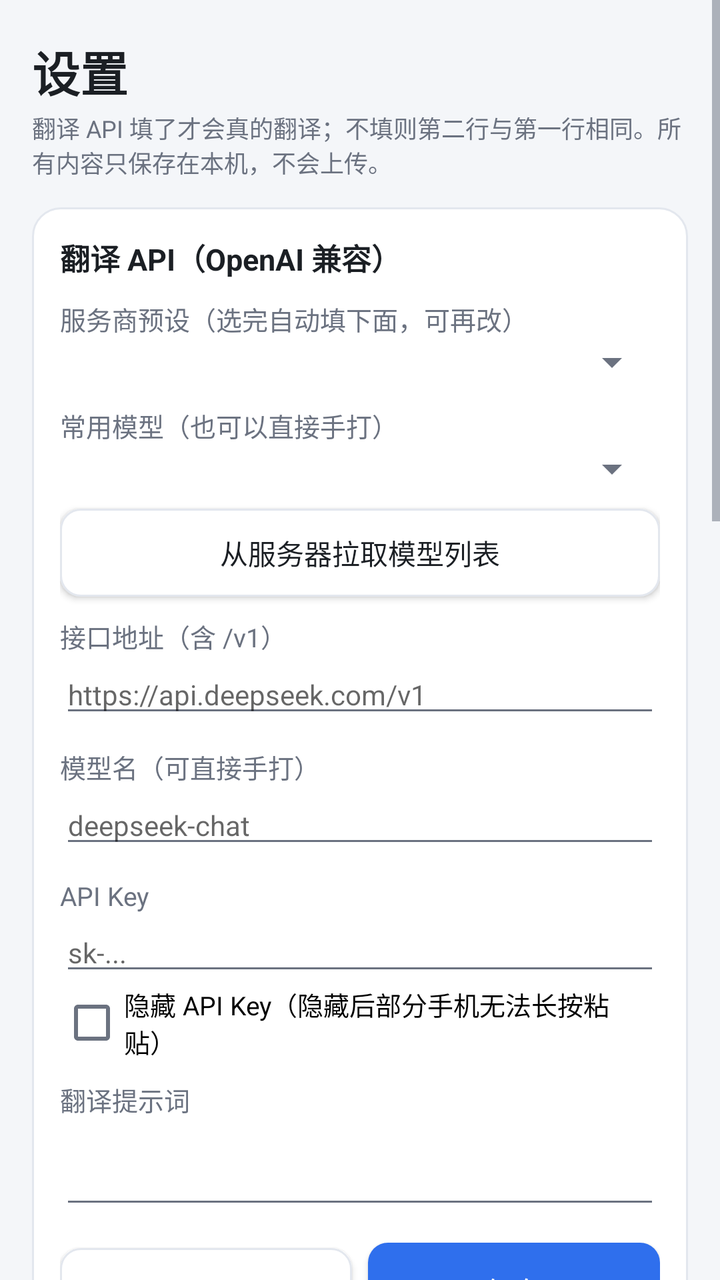
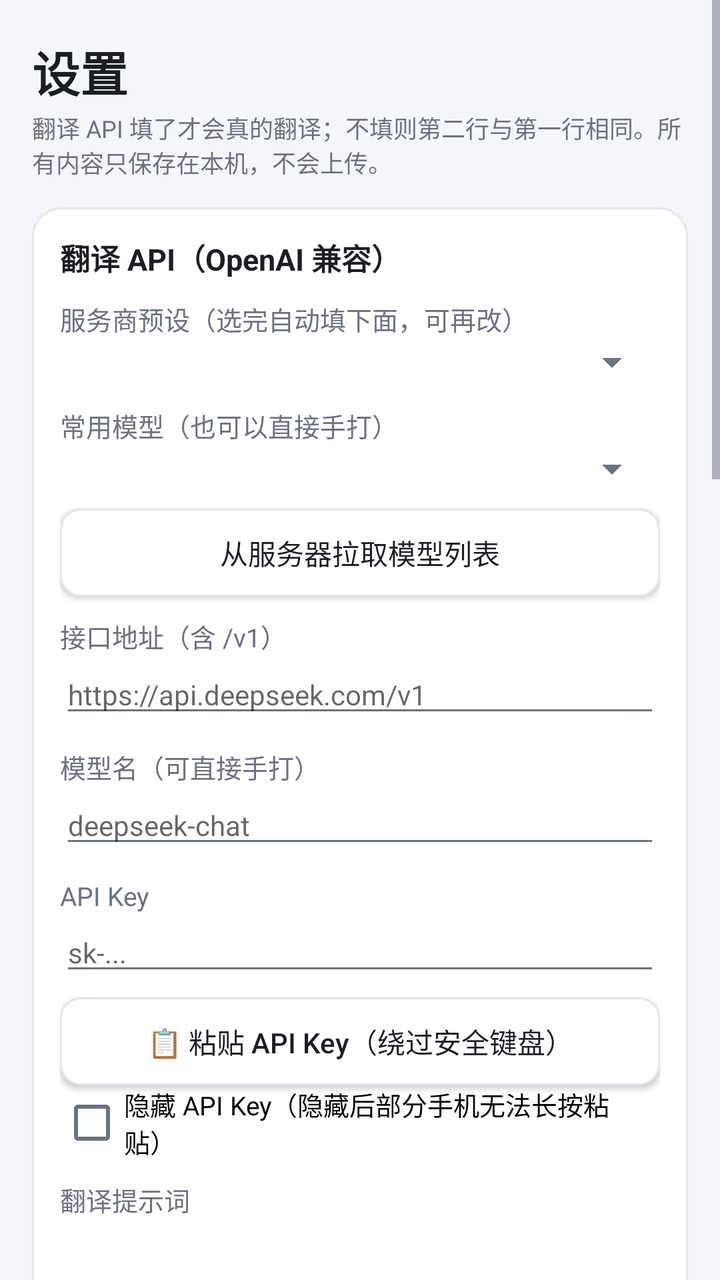

Two renders of the same Android screen: before a commit and after it. Below are the layout's source before the change and the commit's diff.
<!-- AndroidManifest.xml: application theme AppTheme -->
<!-- res/layout/activity_settings.xml -->
<?xml version="1.0" encoding="utf-8"?>
<ScrollView xmlns:android="http://schemas.android.com/apk/res/android"
    android:layout_width="match_parent"
    android:layout_height="match_parent"
    android:fillViewport="true">

    <LinearLayout
        android:layout_width="match_parent"
        android:layout_height="wrap_content"
        android:orientation="vertical"
        android:paddingStart="16dp"
        android:paddingEnd="16dp"
        android:paddingTop="18dp"
        android:paddingBottom="20dp">

        <TextView
            android:layout_width="wrap_content"
            android:layout_height="wrap_content"
            android:text="@string/settings_title"
            android:textColor="@color/text_primary"
            android:textSize="24sp"
            android:textStyle="bold" />

        <TextView
            android:layout_width="match_parent"
            android:layout_height="wrap_content"
            android:layout_marginTop="2dp"
            android:text="@string/settings_hint"
            android:textColor="@color/text_secondary"
            android:textSize="12sp" />

        
        <LinearLayout
            android:layout_width="match_parent"
            android:layout_height="wrap_content"
            android:layout_marginTop="14dp"
            android:background="@drawable/bg_card"
            android:orientation="vertical"
            android:padding="14dp">

            <TextView
                style="@style/SectionTitle"
                android:layout_width="wrap_content"
                android:layout_height="wrap_content"
                android:text="@string/settings_section_mt" />

            <TextView
                style="@style/FieldLabel"
                android:layout_width="wrap_content"
                android:layout_height="wrap_content"
                android:text="@string/settings_provider" />

            <Spinner
                android:id="@+id/spProvider"
                android:layout_width="match_parent"
                android:layout_height="wrap_content" />

            <TextView
                style="@style/FieldLabel"
                android:layout_width="wrap_content"
                android:layout_height="wrap_content"
                android:text="@string/settings_mt_model_preset" />

            <Spinner
                android:id="@+id/spMtModel"
                android:layout_width="match_parent"
                android:layout_height="wrap_content" />

            <Button
                android:id="@+id/btnFetchModels"
                style="@style/SecondaryButton"
                android:layout_width="match_parent"
                android:layout_height="wrap_content"
                android:layout_marginTop="8dp"
                android:text="@string/settings_fetch_models" />

            <TextView
                style="@style/FieldLabel"
                android:layout_width="wrap_content"
                android:layout_height="wrap_content"
                android:text="@string/settings_base_url" />

            <EditText
                android:id="@+id/etBaseUrl"
                android:layout_width="match_parent"
                android:layout_height="wrap_content"
                android:hint="@string/hint_base_url"
                android:inputType="textUri"
                android:textSize="14sp" />

            <TextView
                style="@style/FieldLabel"
                android:layout_width="wrap_content"
                android:layout_height="wrap_content"
                android:text="@string/settings_model" />

            <EditText
                android:id="@+id/etModel"
                android:layout_width="match_parent"
                android:layout_height="wrap_content"
                android:hint="@string/hint_model"
                android:inputType="text"
                android:textSize="14sp" />

            <TextView
                style="@style/FieldLabel"
                android:layout_width="wrap_content"
                android:layout_height="wrap_content"
                android:text="@string/settings_api_key" />

            <EditText
                android:id="@+id/etApiKey"
                android:layout_width="match_parent"
                android:layout_height="wrap_content"
                android:hint="@string/hint_api_key"
                android:inputType="textVisiblePassword"
                android:textSize="14sp" />

            <CheckBox
                android:id="@+id/cbHideKey"
                android:layout_width="match_parent"
                android:layout_height="wrap_content"
                android:text="@string/settings_hide_key"
                android:textSize="13sp" />

            <TextView
                style="@style/FieldLabel"
                android:layout_width="wrap_content"
                android:layout_height="wrap_content"
                android:text="@string/settings_prompt" />

            <EditText
                android:id="@+id/etPrompt"
                android:layout_width="match_parent"
                android:layout_height="wrap_content"
                android:gravity="top"
                android:inputType="textMultiLine"
                android:minLines="2"
                android:textSize="13sp" />

            <LinearLayout
                android:layout_width="match_parent"
                android:layout_height="wrap_content"
                android:layout_marginTop="12dp"
                android:orientation="horizontal">

                <Button
                    android:id="@+id/btnTestMt"
                    style="@style/SecondaryButton"
                    android:layout_width="0dp"
                    android:layout_height="wrap_content"
                    android:layout_weight="1"
                    android:text="@string/settings_test" />

                <Button
                    android:id="@+id/btnSaveSettings"
                    style="@style/PrimaryButton"
                    android:layout_width="0dp"
                    android:layout_height="wrap_content"
                    android:layout_marginStart="8dp"
                    android:layout_weight="1"
                    android:text="@string/settings_save" />
            </LinearLayout>

            <TextView
                android:id="@+id/tvTestResult"
                android:layout_width="match_parent"
                android:layout_height="wrap_content"
                android:layout_marginTop="10dp"
                android:textColor="@color/text_secondary"
                android:textSize="12sp" />
        </LinearLayout>

        
        <LinearLayout
            android:layout_width="match_parent"
            android:layout_height="wrap_content"
            android:layout_marginTop="14dp"
            android:background="@drawable/bg_card"
            android:orientation="vertical"
            android:padding="14dp">

            <TextView
                style="@style/SectionTitle"
                android:layout_width="wrap_content"
                android:layout_height="wrap_content"
                android:text="@string/settings_section_asr" />

            <TextView
                style="@style/FieldLabel"
                android:layout_width="wrap_content"
                android:layout_height="wrap_content"
                android:text="@string/settings_asr_model" />

            <Spinner
                android:id="@+id/spAsrModel"
                android:layout_width="match_parent"
                android:layout_height="wrap_content" />

            <TextView
                style="@style/FieldLabel"
                android:layout_width="wrap_content"
                android:layout_height="wrap_content"
                android:text="@string/settings_asr_lang" />

            <Spinner
                android:id="@+id/spAsrLang"
                android:layout_width="match_parent"
                android:layout_height="wrap_content" />

            <TextView
                style="@style/FieldLabel"
                android:layout_width="wrap_content"
                android:layout_height="wrap_content"
                android:text="@string/settings_threads" />

            <Spinner
                android:id="@+id/spThreads"
                android:layout_width="match_parent"
                android:layout_height="wrap_content" />

            <CheckBox
                android:id="@+id/cbPartial"
                android:layout_width="match_parent"
                android:layout_height="wrap_content"
                android:layout_marginTop="10dp"
                android:text="@string/settings_partial"
                android:textSize="14sp" />

            <TextView
                android:layout_width="match_parent"
                android:layout_height="wrap_content"
                android:layout_marginTop="4dp"
                android:text="@string/settings_thermal_hint"
                android:textColor="@color/text_secondary"
                android:textSize="12sp" />
        </LinearLayout>

        
        <LinearLayout
            android:layout_width="match_parent"
            android:layout_height="wrap_content"
            android:layout_marginTop="14dp"
            android:background="@drawable/bg_card"
            android:orientation="vertical"
            android:padding="14dp">

            <TextView
                style="@style/SectionTitle"
                android:layout_width="wrap_content"
                android:layout_height="wrap_content"
                android:text="@string/settings_section_overlay" />

            <TextView
                style="@style/FieldLabel"
                android:layout_width="wrap_content"
                android:layout_height="wrap_content"
                android:text="@string/settings_font" />

            <Spinner
                android:id="@+id/spFont"
                android:layout_width="match_parent"
                android:layout_height="wrap_content" />

            <Button
                android:id="@+id/btnResetOverlay"
                style="@style/SecondaryButton"
                android:layout_width="match_parent"
                android:layout_height="wrap_content"
                android:layout_marginTop="12dp"
                android:text="@string/settings_reset_overlay" />

            <TextView
                android:layout_width="match_parent"
                android:layout_height="wrap_content"
                android:layout_marginTop="8dp"
                android:text="@string/settings_overlay_hint"
                android:textColor="@color/text_secondary"
                android:textSize="12sp" />
        </LinearLayout>

        
        <LinearLayout
            android:layout_width="match_parent"
            android:layout_height="wrap_content"
            android:layout_marginTop="14dp"
            android:background="@drawable/bg_card"
            android:orientation="vertical"
            android:padding="14dp">

            <TextView
                style="@style/SectionTitle"
                android:layout_width="wrap_content"
                android:layout_height="wrap_content"
                android:text="@string/settings_section_update" />

            <TextView
                style="@style/FieldLabel"
                android:layout_width="wrap_content"
                android:layout_height="wrap_content"
                android:text="@string/settings_update_url" />

            <EditText
                android:id="@+id/etUpdateUrl"
                android:layout_width="match_parent"
                android:layout_height="wrap_content"
                android:inputType="textUri"
                android:textSize="13sp" />

            <TextView
                style="@style/FieldLabel"
                android:layout_width="wrap_content"
                android:layout_height="wrap_content"
                android:text="@string/settings_update_token" />

            <EditText
                android:id="@+id/etUpdateToken"
                android:layout_width="match_parent"
                android:layout_height="wrap_content"
                android:hint="@string/hint_update_token"
                android:inputType="textVisiblePassword"
                android:textSize="13sp" />

            <Button
                android:id="@+id/btnCheckUpdate"
                style="@style/PrimaryButton"
                android:layout_width="match_parent"
                android:layout_height="wrap_content"
                android:layout_marginTop="12dp"
                android:text="@string/settings_check_update" />

            <TextView
                android:id="@+id/tvUpdateResult"
                android:layout_width="match_parent"
                android:layout_height="wrap_content"
                android:layout_marginTop="10dp"
                android:textColor="@color/text_secondary"
                android:textSize="12sp" />
        </LinearLayout>

        <TextView
            android:layout_width="match_parent"
            android:layout_height="wrap_content"
            android:layout_marginTop="14dp"
            android:text="@string/settings_footer"
            android:textColor="@color/text_secondary"
            android:textSize="12sp" />

    </LinearLayout>
</ScrollView>
<!-- resources referenced by this layout -->
<resources>
  <color name="text_primary">#1B1F24</color>
  <color name="text_secondary">#6B7280</color>
  <string name="hint_api_key">sk-...</string>
  <string name="hint_base_url">https://api.deepseek.com/v1</string>
  <string name="hint_model">deepseek-chat</string>
  <string name="hint_update_token">github_pat_... 或 ghp_...</string>
  <string name="settings_api_key">API Key</string>
  <string name="settings_asr_lang">源语言（已知就写死，更快更准）</string>
  <string name="settings_asr_model">识别模型（越大越准、越耗电）</string>
  <string name="settings_base_url">接口地址（含 /v1）</string>
  <string name="settings_check_update">检查更新并下载</string>
  <string name="settings_fetch_models">从服务器拉取模型列表</string>
  <string name="settings_font">字幕字号</string>
  <string name="settings_footer">改完识别模型后，回主界面下载或导入对应的模型文件。</string>
  <string name="settings_hide_key">隐藏 API Key（隐藏后部分手机无法长按粘贴）</string>
  <string name="settings_hint">翻译 API 填了才会真的翻译；不填则第二行与第一行相同。所有内容只保存在本机，不会上传。</string>
  <string name="settings_model">模型名（可直接手打）</string>
  <string name="settings_mt_model_preset">常用模型（也可以直接手打）</string>
  <string name="settings_overlay_hint">字幕可以直接在屏幕上按住拖动；单击切换详细/精简；位置与字号都会记住。</string>
  <string name="settings_partial">边说边出临时字幕（明显更耗电，发热主要来自它）</string>
  <string name="settings_prompt">翻译提示词</string>
  <string name="settings_provider">服务商预设（选完自动填下面，可再改）</string>
  <string name="settings_reset_overlay">重置字幕位置</string>
  <string name="settings_save">保存</string>
  <string name="settings_section_asr">识别</string>
  <string name="settings_section_mt">翻译 API（OpenAI 兼容）</string>
  <string name="settings_section_overlay">字幕外观</string>
  <string name="settings_section_update">应用内更新</string>
  <string name="settings_test">测试连接</string>
  <string name="settings_thermal_hint">默认关闭以控制发热。手机发烫时系统也会自动帮你关掉它。</string>
  <string name="settings_threads">推理线程数（越少越省电、越不烫）</string>
  <string name="settings_title">设置</string>
  <string name="settings_update_token">只读 Token（私有仓库必填）</string>
  <string name="settings_update_url">更新源（GitHub Release 接口）</string>
  <style name="FieldLabel">
          <item name="android:textSize">13sp</item>
          <item name="android:textColor">@color/text_secondary</item>
          <item name="android:layout_marginTop">10dp</item>
      </style>
  <style name="PrimaryButton">
          <item name="android:background">@drawable/bg_button_primary</item>
          <item name="android:textColor">@color/white</item>
          <item name="android:textAllCaps">false</item>
          <item name="android:textSize">15sp</item>
          <item name="android:minHeight">48dp</item>
      </style>
  <style name="SecondaryButton">
          <item name="android:background">@drawable/bg_button_secondary</item>
          <item name="android:textColor">@color/text_primary</item>
          <item name="android:textAllCaps">false</item>
          <item name="android:textSize">14sp</item>
          <item name="android:minHeight">44dp</item>
      </style>
  <style name="SectionTitle">
          <item name="android:textSize">15sp</item>
          <item name="android:textStyle">bold</item>
          <item name="android:textColor">@color/text_primary</item>
      </style>
  <color name="card">#FFFFFF</color>
  <color name="card_stroke">#E3E7EE</color>
  <color name="white">#FFFFFF</color>
  <color name="bg">#F4F6F9</color>
  <color name="primary">#2F6FED</color>
  <color name="primary_dark">#1F4FB0</color>
  <color name="primary_disabled">#B9C6DE</color>
  <color name="primary_pressed">#2559C9</color>
  <!-- unchanged entries left out for length: 4 -->
</resources>

<!-- the commit's change to res/layout/activity_settings.xml (unified diff, before → after) -->
@@ -113,8 +113,17 @@
                 android:layout_width="match_parent"
                 android:layout_height="wrap_content"
                 android:hint="@string/hint_api_key"
-                android:inputType="textVisiblePassword"
+                android:importantForAutofill="no"
+                android:inputType="textNoSuggestions"
                 android:textSize="14sp" />
+
+            <Button
+                android:id="@+id/btnPasteApiKey"
+                style="@style/SecondaryButton"
+                android:layout_width="match_parent"
+                android:layout_height="wrap_content"
+                android:layout_marginTop="6dp"
+                android:text="@string/btn_paste" />
 
             <CheckBox
                 android:id="@+id/cbHideKey"
@@ -318,8 +327,25 @@
                 android:layout_width="match_parent"
                 android:layout_height="wrap_content"
                 android:hint="@string/hint_update_token"
-                android:inputType="textVisiblePassword"
+                android:importantForAutofill="no"
+                android:inputType="textNoSuggestions"
                 android:textSize="13sp" />
+
+            <Button
+                android:id="@+id/btnPasteToken"
+                style="@style/SecondaryButton"
+                android:layout_width="match_parent"
+                android:layout_height="wrap_content"
+                android:layout_marginTop="6dp"
+                android:text="@string/btn_paste_token" />
+
+            <TextView
+                android:layout_width="match_parent"
+                android:layout_height="wrap_content"
+                android:layout_marginTop="4dp"
+                android:text="@string/settings_paste_hint"
+                android:textColor="@color/text_secondary"
+                android:textSize="12sp" />
 
             <Button
                 android:id="@+id/btnCheckUpdate"
<!-- resource entries referenced after the edit -->
@@ -2,6 +2,8 @@
 <resources>
   <color name="text_primary">#1B1F24</color>
   <color name="text_secondary">#6B7280</color>
+  <string name="btn_paste">📋 粘贴 API Key（绕过安全键盘）</string>
+  <string name="btn_paste_token">📋 粘贴 Token（绕过安全键盘）</string>
   <string name="hint_api_key">sk-...</string>
   <string name="hint_base_url">https://api.deepseek.com/v1</string>
   <string name="hint_model">deepseek-chat</string>
@@ -20,6 +22,7 @@
   <string name="settings_mt_model_preset">常用模型（也可以直接手打）</string>
   <string name="settings_overlay_hint">字幕可以直接在屏幕上按住拖动；单击切换详细/精简；位置与字号都会记住。</string>
   <string name="settings_partial">边说边出临时字幕（明显更耗电，发热主要来自它）</string>
+  <string name="settings_paste_hint">如果长按弹不出「粘贴」，就先在别处复制，再点上面的粘贴按钮——它直接读剪贴板，不经过输入法。</string>
   <string name="settings_prompt">翻译提示词</string>
   <string name="settings_provider">服务商预设（选完自动填下面，可再改）</string>
   <string name="settings_reset_overlay">重置字幕位置</string>
